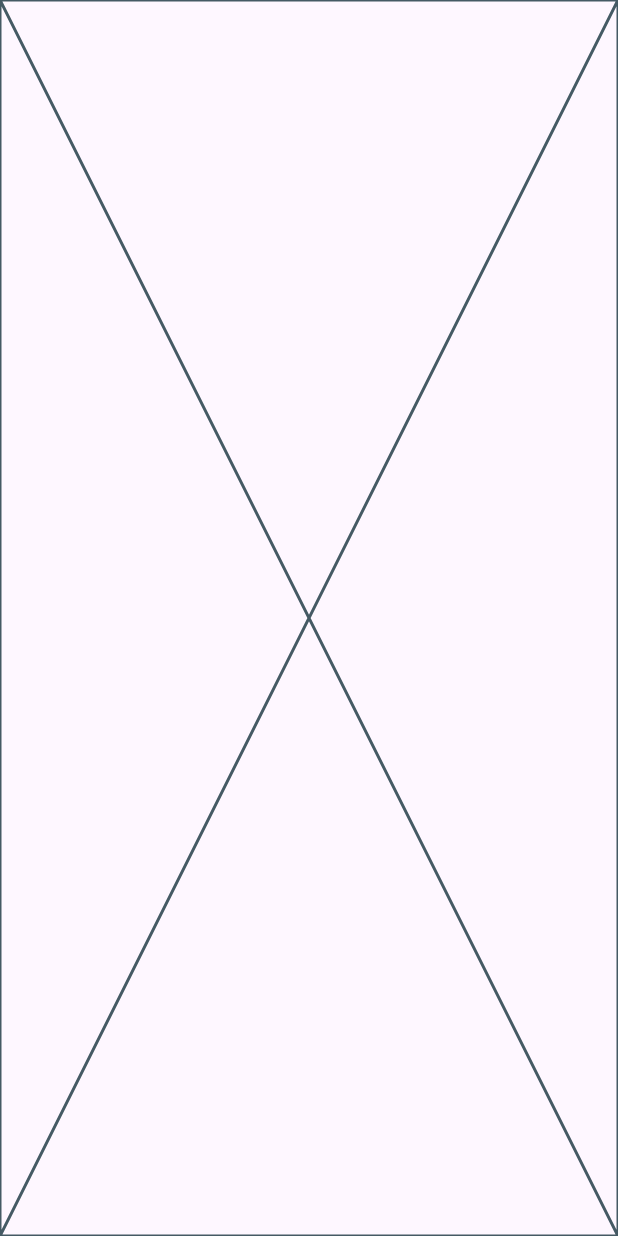
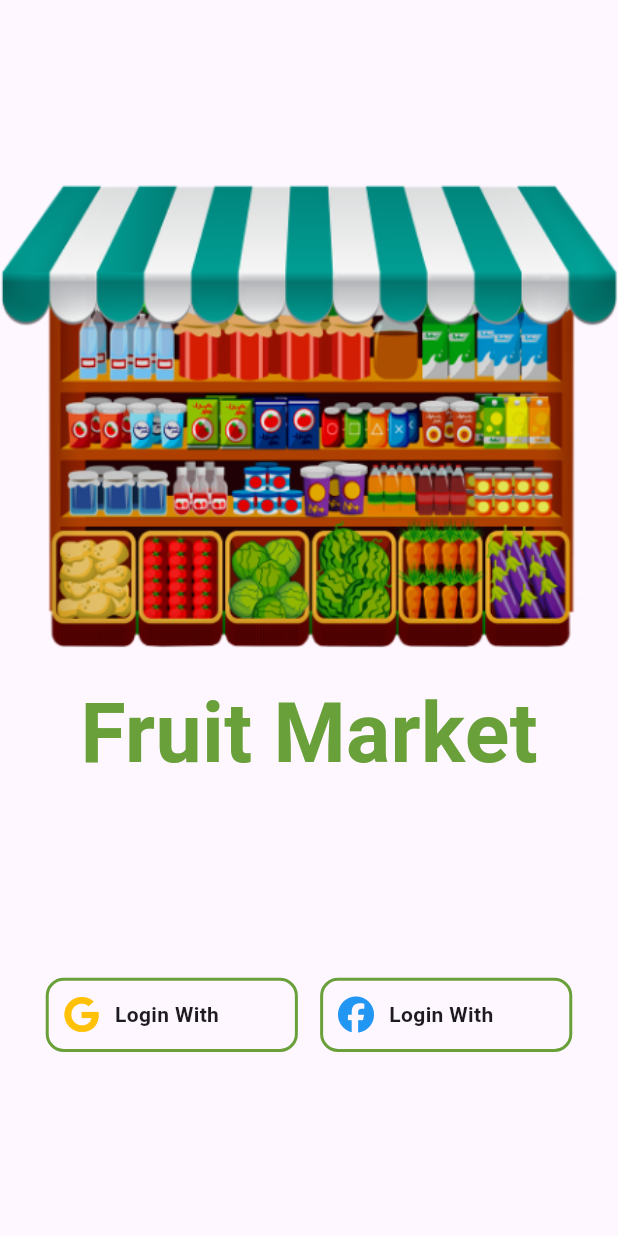
Before and after one commit to ahmedEhab10/E_commerce_fruitApp, a Flutter app: the LoginView screen opened directly, on a phone screen of 412 x 824 dp. Run offline on Flutter 3.47's test engine with Material 3 defaults, Android fonts, the phone set to English and light mode, and no system bars; our stand-ins replace dots_indicator, font_awesome_flutter, get.

Commit message:
compelte auth pages

```diff
--- /dev/null
+++ b/lib/features/Auth/Presentaion/Pages/Login/widgets/login_contanir.dart
@@ -0,0 +1,50 @@
+import 'package:e_commerce/Constant.dart';
+import 'package:e_commerce/core/utils/Size_config.dart';
+import 'package:e_commerce/features/Auth/Presentaion/Pages/Compelet_Information/complete_information.dart';
+import 'package:flutter/material.dart';
+import 'package:font_awesome_flutter/font_awesome_flutter.dart';
+import 'package:get/get.dart';
+
+class LoginContanir extends StatelessWidget {
+  LoginContanir(
+      {super.key, required this.login_icon, required this.logo_color});
+
+  IconData login_icon;
+  Color logo_color;
+
+  @override
+  Widget build(BuildContext context) {
+    return GestureDetector(
+      onTap: () {
+        Get.to(const CompleteInformation(),
+            duration: const Duration(milliseconds: 300));
+      },
+      child: Container(
+        height: SizeConfig.defaultSize! * 5,
+        width: SizeConfig.defaultSize! * 17,
+        decoration: BoxDecoration(
+          borderRadius: BorderRadius.circular(12),
+          border: Border.all(color: kMainColor, width: 2),
+        ),
+        child: Padding(
+          padding: EdgeInsets.symmetric(horizontal: 10.0),
+          child: Row(
+            children: [
+              Icon(
+                login_icon,
+                color: logo_color,
+              ),
+              const SizedBox(
+                width: 10,
+              ),
+              const Text(
+                'Login With',
+                style: TextStyle(fontWeight: FontWeight.bold),
+              )
+            ],
+          ),
+        ),
+      ),
+    );
+  }
+}
--- a/lib/features/Auth/Presentaion/Pages/Login/widgets/login_view_body.dart
+++ b/lib/features/Auth/Presentaion/Pages/Login/widgets/login_view_body.dart
@@ -1,10 +1,48 @@
+import 'package:e_commerce/Constant.dart';
+import 'package:e_commerce/core/utils/Size_config.dart';
+import 'package:e_commerce/features/Auth/Presentaion/Pages/Login/widgets/login_contanir.dart';
 import 'package:flutter/material.dart';
+import 'package:font_awesome_flutter/font_awesome_flutter.dart';
 
 class LoginViewBody extends StatelessWidget {
   const LoginViewBody({super.key});
 
   @override
   Widget build(BuildContext context) {
-    return const Placeholder();
+    return Column(
+      mainAxisAlignment: MainAxisAlignment.center,
+      children: [
+        const Spacer(),
+        const Image(
+          image: AssetImage('assets/images/logo.png'),
+        ),
+        const SizedBox(
+          height: 18,
+        ),
+        const Text(
+          'Fruit Market',
+          style: TextStyle(
+              color: kMainColor, fontSize: 55, fontWeight: FontWeight.bold),
+        ),
+        const Spacer(),
+        Row(
+          mainAxisAlignment: MainAxisAlignment.center,
+          children: [
+            LoginContanir(
+              login_icon: FontAwesomeIcons.google,
+              logo_color: Colors.amber,
+            ),
+            SizedBox(
+              width: SizeConfig.defaultSize! * 1.5,
+            ),
+            LoginContanir(
+              login_icon: FontAwesomeIcons.facebook,
+              logo_color: Colors.blue,
+            ),
+          ],
+        ),
+        const Spacer(),
+      ],
+    );
   }
 }
--- a/pubspec.yaml
+++ b/pubspec.yaml
@@ -32,6 +32,7 @@ dependencies:
   dots_indicator: ^3.0.0
   flutter:
     sdk: flutter
+  font_awesome_flutter: ^10.8.0
   get: ^4.6.6
   get_it: ^8.0.2
 
```
Also changed, not shown: lib/core/Widgets/custom_text_field.dart (added, +37 -0 lines), lib/features/Auth/Presentaion/Pages/Compelet_Information/complete_information.dart (added, +13 -0 lines), lib/features/Auth/Presentaion/Pages/Compelet_Information/widgets/Complete_body_Information.dart (added, +33 -0 lines), lib/features/Auth/Presentaion/Pages/Compelet_Information/widgets/complete_information_item.dart (added, +36 -0 lines), pubspec.lock.
